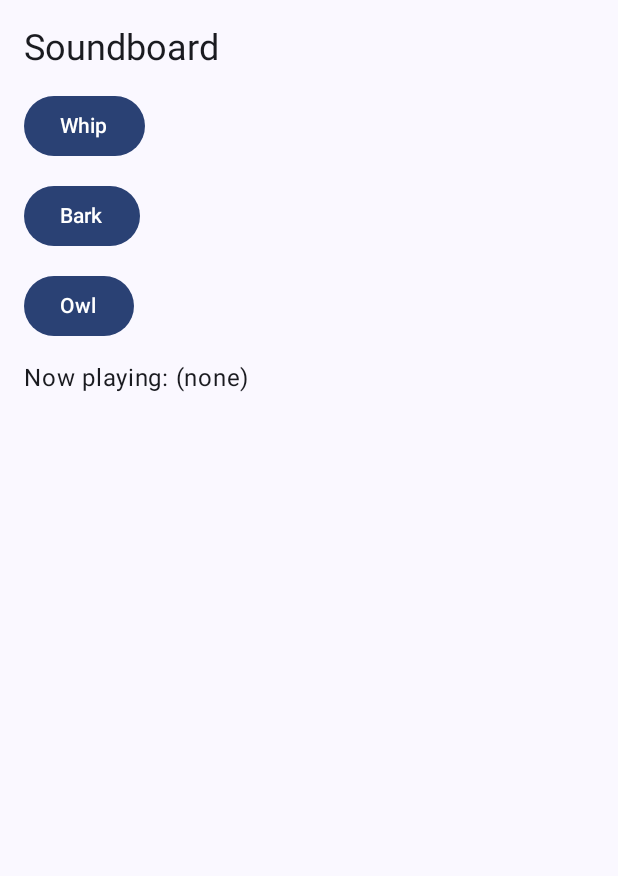
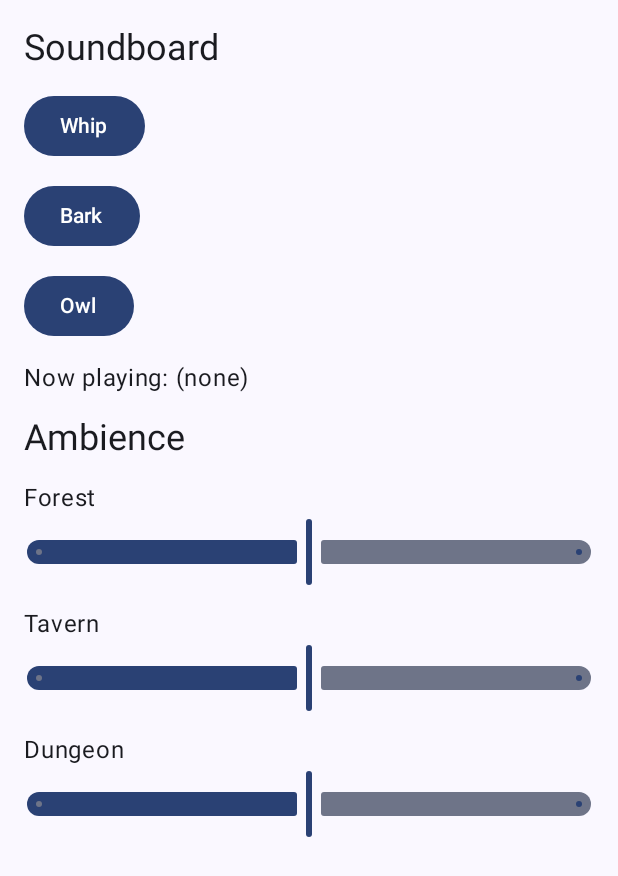
Before and after one commit to Almantask/rpg-audio-mixer, an Android app built with Jetpack Compose: the MainActivity screen opened directly, with no data from a screen before it, on a phone screen of 412 x 824 dp. Shown: the top 876 px of the screen. Run offline under Robolectric (Android 15) with nearby library versions, the phone set to English and light mode, and no system bars; our stand-ins replace Dagger/Hilt's generated code.

Commit message:
Add intensity level feature for loopable ambience tracks
Co-authored-by: Almantask <40486932+Almantask@users.noreply.github.com>
Agent-Logs-Url: https://github.com/Almantask/rpg-audio-mixer/sessions/df83f343-4157-484f-93be-5e95107a3d29

```diff
--- a/app/src/main/java/com/example/rpgaudiomixer/app/components/SoundboardScreen.kt
+++ b/app/src/main/java/com/example/rpgaudiomixer/app/components/SoundboardScreen.kt
@@ -3,12 +3,15 @@ package com.example.rpgaudiomixer.app.components
 import androidx.compose.foundation.layout.Arrangement
 import androidx.compose.foundation.layout.Column
 import androidx.compose.foundation.layout.fillMaxSize
+import androidx.compose.foundation.layout.fillMaxWidth
 import androidx.compose.foundation.layout.padding
 import androidx.compose.material3.Button
 import androidx.compose.material3.MaterialTheme
+import androidx.compose.material3.Slider
 import androidx.compose.material3.Text
 import androidx.compose.runtime.Composable
 import androidx.compose.runtime.getValue
+import androidx.compose.runtime.mutableFloatStateOf
 import androidx.compose.runtime.mutableStateOf
 import androidx.compose.runtime.saveable.rememberSaveable
 import androidx.compose.runtime.setValue
@@ -16,9 +19,11 @@ import androidx.compose.ui.Modifier
 import androidx.compose.ui.platform.testTag
 import androidx.compose.ui.unit.dp
 import com.example.rpgaudiomixer.domain.media.MixedMusicPlayer
+import com.example.rpgaudiomixer.domain.model.IntensityLevel
 
 object SoundboardTestTags {
     fun soundButton(soundId: String) = "soundButton_${soundId}"
+    fun intensitySlider(categoryId: String) = "intensitySlider_${categoryId}"
     const val NOW_PLAYING_TEXT = "nowPlayingText"
 }
 
@@ -66,6 +71,29 @@ fun SoundboardScreen(
             modifier = Modifier.testTag(SoundboardTestTags.NOW_PLAYING_TEXT),
             text = nowPlayingTextValue,
         )
+
+        Text(
+            text = "Ambience",
+            style = MaterialTheme.typography.headlineSmall,
+        )
+
+        AmbienceIntensityControl(
+            categoryId = "forest",
+            label = "Forest",
+            mixedMusicPlayer = mixedMusicPlayer,
+        )
+
+        AmbienceIntensityControl(
+            categoryId = "tavern",
+            label = "Tavern",
+            mixedMusicPlayer = mixedMusicPlayer,
+        )
+
+        AmbienceIntensityControl(
+            categoryId = "dungeon",
+            label = "Dungeon",
+            mixedMusicPlayer = mixedMusicPlayer,
+        )
     }
 }
 
@@ -86,3 +114,27 @@ private fun SoundButton(
         Text(label)
     }
 }
+
+@Composable
+private fun AmbienceIntensityControl(
+    categoryId: String,
+    label: String,
+    mixedMusicPlayer: MixedMusicPlayer,
+    modifier: Modifier = Modifier,
+) {
+    var sliderValue by rememberSaveable { mutableFloatStateOf(IntensityLevel.MEDIUM.toSliderValue()) }
+
+    Column(modifier = modifier.fillMaxWidth()) {
+        Text(text = label)
+        Slider(
+            modifier = Modifier.testTag(SoundboardTestTags.intensitySlider(categoryId)),
+            value = sliderValue,
+            onValueChange = { newValue ->
+                sliderValue = newValue
+                mixedMusicPlayer.setIntensityLevel(categoryId, IntensityLevel.fromSliderValue(newValue))
+            },
+            steps = 1,
+            valueRange = 0f..1f,
+        )
+    }
+}
--- a/app/src/main/java/com/example/rpgaudiomixer/domain/media/MixedMusicPlayer.kt
+++ b/app/src/main/java/com/example/rpgaudiomixer/domain/media/MixedMusicPlayer.kt
@@ -1,4 +1,6 @@
 package com.example.rpgaudiomixer.domain.media
+
+import com.example.rpgaudiomixer.domain.model.IntensityLevel
 
 /**
  * Contract for requesting sound playback.
@@ -8,4 +10,5 @@ package com.example.rpgaudiomixer.domain.media
 interface MixedMusicPlayer {
     fun playSingleSound(soundId: String)
     fun playLoopingSound(categoryId: String)
+    fun setIntensityLevel(categoryId: String, level: IntensityLevel)
 }
--- a/app/src/main/java/com/example/rpgaudiomixer/domain/media/MixedMusicPlayerImpl.kt
+++ b/app/src/main/java/com/example/rpgaudiomixer/domain/media/MixedMusicPlayerImpl.kt
@@ -1,5 +1,6 @@
 package com.example.rpgaudiomixer.domain.media
 
+import com.example.rpgaudiomixer.domain.model.IntensityLevel
 import com.example.rpgaudiomixer.domain.storage.TrackRepository
 
 /**
@@ -21,4 +22,8 @@ class MixedMusicPlayerImpl(
     override fun playLoopingSound(categoryId: String) {
         TODO("Not yet implemented")
     }
+
+    override fun setIntensityLevel(categoryId: String, level: IntensityLevel) {
+        TODO("Not yet implemented")
+    }
 }
```
Also changed, not shown: app/src/main/java/com/example/rpgaudiomixer/domain/model/IntensityLevel.kt (added, +26 -0 lines), 3 other files.
